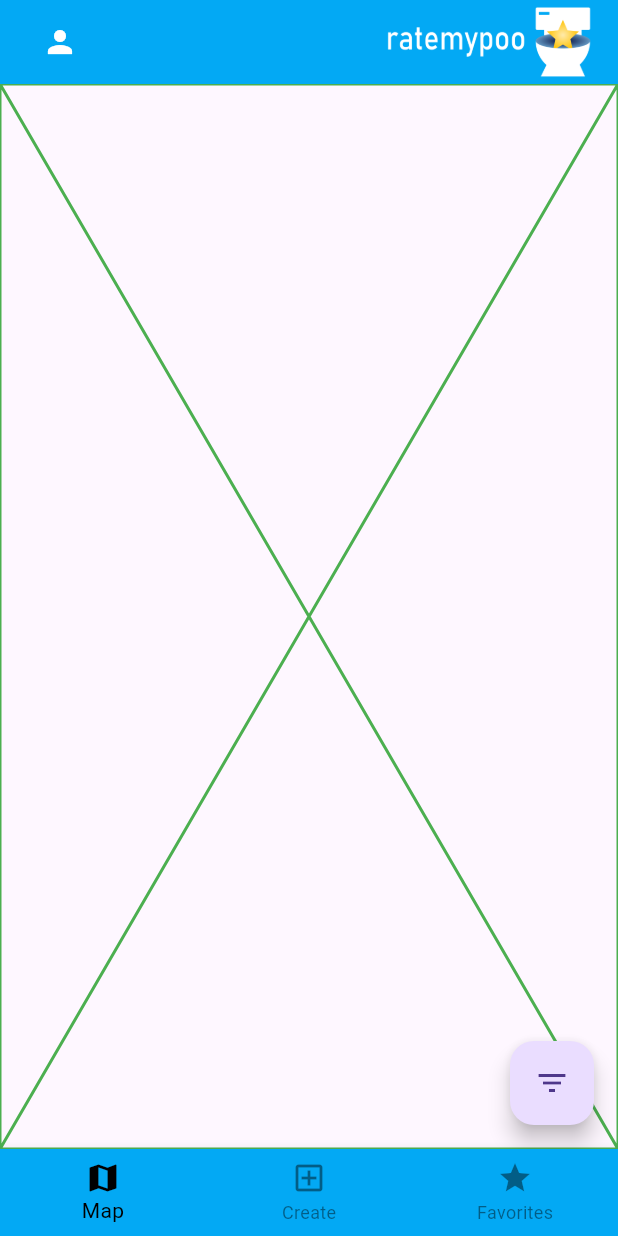
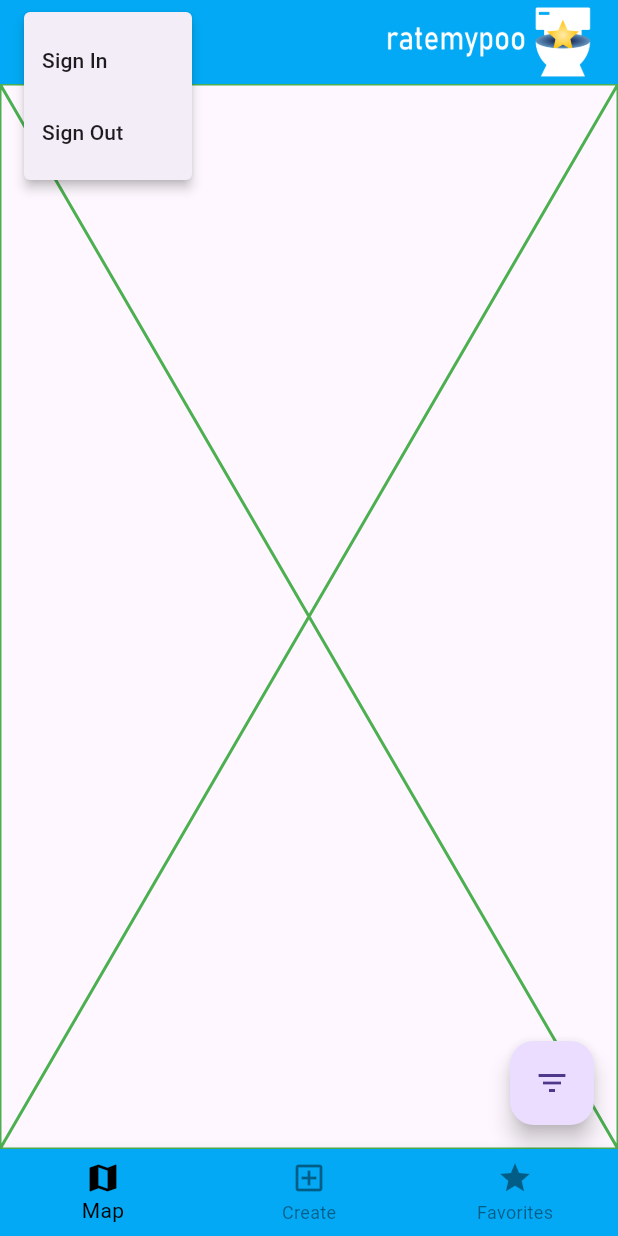
Before and after one commit to RealDniel/ratemypoo, a Flutter app: the screen it shows after launch, after a tap on the "person" icon, on a phone screen of 412 x 824 dp. Run offline on Flutter 3.47's test engine with Material 3 defaults, Android fonts, the light colour scheme and no system bars; our stand-ins replace firebase_auth, firebase_core, google_sign_in; accounts and stored records are empty.

Commit message:
Completed the Auth Services in lib/services/auth_service.dart

```diff
--- a/ratemypoo/lib/pages/home.dart
+++ b/ratemypoo/lib/pages/home.dart
@@ -1,7 +1,9 @@
+import 'package:firebase_auth/firebase_auth.dart';
 import 'package:flutter/material.dart';
 import 'package:ratemypoo/pages/map.dart';
 import 'package:ratemypoo/pages/create.dart';
 import 'package:ratemypoo/pages/favorite.dart';
+import 'package:ratemypoo/services/auth_service.dart';
 
 //A widget state is created here
 class HomePage extends StatefulWidget {
@@ -31,6 +33,8 @@ class _HomePageState extends State<HomePage> {
     });
   }
 
+  //This stores the User's profile picture URL
+  String? photoUrl;
 
   //This is the main widget that the app is based upon
   @override
@@ -43,12 +47,43 @@ class _HomePageState extends State<HomePage> {
           Row(
             children:[
               //Profile Icon
-              IconButton(
-                color: Colors.white,
-                icon: const Icon(Icons.person),
-                onPressed: () {
-                  //Profile Button Aciton Here
+              PopupMenuButton<String>(
+                icon: photoUrl != null
+                  ? CircleAvatar(backgroundImage: NetworkImage(photoUrl!),)
+                    : const Icon(Icons.person), //default = person icon
+                onSelected: (String result) async {
+                  if (result == 'sign_in') {
+                    //sign in function
+                    User? user = await AuthService().signInWithGoogle();
+                    if (user != null) {
+                      setState(() {
+                      photoUrl = user.photoURL; // Update photoUrl after sign in
+                      });
+                      ScaffoldMessenger.of(context).showSnackBar(
+                        SnackBar(content: Text('Welcome, ${user.displayName}!'))
+                      );
+                    }
+                  } else if (result == 'sign_out') {
+                    //sign out function
+                    await AuthService().signOut();
+                    setState(() {
+                    photoUrl = null; // Clear photoUrl on sign out
+                    });
+                    ScaffoldMessenger.of(context).showSnackBar(
+                      const SnackBar(content: Text('You have signed out')),
+                    );
+                  }
                 },
+                itemBuilder: (BuildContext context) => [
+                  const PopupMenuItem<String>(
+                    value: 'sign_in',
+                    child: Text('Sign In'),
+                  ),
+                  const PopupMenuItem<String>(
+                    value: 'sign_out',
+                    child: Text('Sign Out'),
+                  ),
+                ]
               ),
               //Spacer
               const Expanded(child: SizedBox(height:30)),
--- /dev/null
+++ b/ratemypoo/lib/services/auth_service.dart
@@ -0,0 +1,55 @@
+import 'package:firebase_auth/firebase_auth.dart'; // For Firebase authentication
+import 'package:google_sign_in/google_sign_in.dart'; // For Google sign-in functionality
+
+class AuthService {
+  final FirebaseAuth _auth = FirebaseAuth.instance; // Instance of FirebaseAuth
+  final GoogleSignIn _googleSignIn = GoogleSignIn(); // Instance of GoogleSignIn
+
+  //google sign-in function
+  Future<User?> signInWithGoogle() async {
+  try {
+    //returns the account if the user signs in
+    final GoogleSignInAccount? googleUser = await _googleSignIn.signIn();
+
+    if (googleUser == null) {
+      //returns nothing if the user doesn't sign in
+      return null;
+    }
+
+    //obtains "access token" from google
+    final GoogleSignInAuthentication googleAuth = await googleUser.authentication;
+
+    //converts google token into firebase token
+    final OAuthCredential credential = GoogleAuthProvider.credential(
+      accessToken: googleAuth.accessToken,
+      idToken: googleAuth.idToken,
+    );
+
+    //signs in to firebase using the firebase token
+    final UserCredential userCredential = await _auth.signInWithCredential(credential);
+    final user = userCredential.user; //returns the user signed in
+
+    //gets the user's profile picture
+    final String? photoUrl = googleUser.photoUrl;
+
+    //returns the user
+    return user;
+
+    } catch (e) {
+      //catches any errors
+      print('Error during Google Sign-In: $e');
+      return null; // Handle errors gracefully
+    }
+  }
+
+  //sign out method
+  Future<void> signOut() async {
+    try {
+      await _googleSignIn.signOut(); // Sign out from Google
+      await _auth.signOut(); // Sign out from Firebase
+      print('User signed out');
+    } catch (e) {
+      print('Error during sign-out: $e');
+    }
+  }
+}
```
Also changed, not shown: 7 other files.
